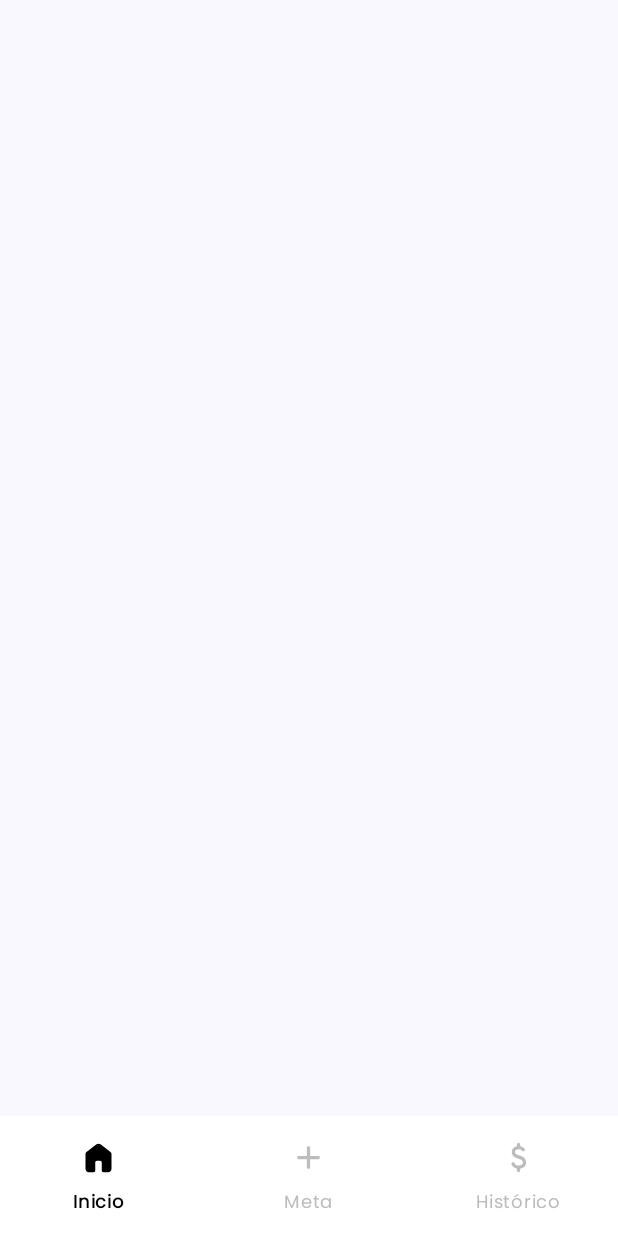
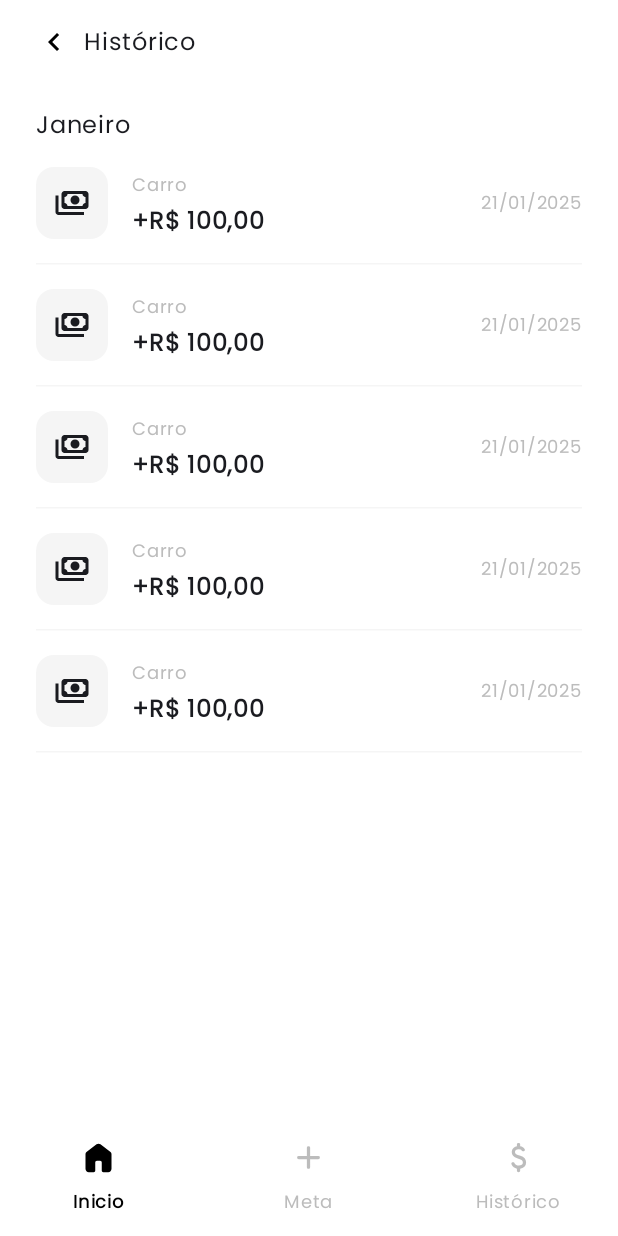
Before and after one commit to saracavalcante/fin-quest, an Android app built with Jetpack Compose: the HistoryScreen screen opened through its navigation route, on a phone screen of 412 x 824 dp. Before the commit the screen is almost empty. Run offline under Robolectric (Android 15) with nearby library versions, the phone set to English and light mode, and no system bars.

Commit message:
WIP - add history screen

```diff
--- /dev/null
+++ b/core/ui/src/main/res/drawable/ic_arrow_downward.xml
@@ -0,0 +1,9 @@
+<vector xmlns:android="http://schemas.android.com/apk/res/android"
+    android:width="24dp"
+    android:height="24dp"
+    android:viewportWidth="960"
+    android:viewportHeight="960">
+  <path
+      android:pathData="M440,160v487L216,423l-56,57 320,320 320,-320 -56,-57 -224,224v-487h-80Z"
+      android:fillColor="#5f6368"/>
+</vector>
--- /dev/null
+++ b/core/ui/src/main/res/drawable/ic_arrow_upward.xml
@@ -0,0 +1,9 @@
+<vector xmlns:android="http://schemas.android.com/apk/res/android"
+    android:width="24dp"
+    android:height="24dp"
+    android:viewportWidth="960"
+    android:viewportHeight="960">
+  <path
+      android:pathData="M440,800v-487L216,537l-56,-57 320,-320 320,320 -56,57 -224,-224v487h-80Z"
+      android:fillColor="#5f6368"/>
+</vector>
--- /dev/null
+++ b/core/ui/src/main/res/drawable/ic_payments.xml
@@ -0,0 +1,9 @@
+<vector xmlns:android="http://schemas.android.com/apk/res/android"
+    android:width="24dp"
+    android:height="24dp"
+    android:viewportWidth="960"
+    android:viewportHeight="960">
+  <path
+      android:pathData="M560,520q-50,0 -85,-35t-35,-85q0,-50 35,-85t85,-35q50,0 85,35t35,85q0,50 -35,85t-85,35ZM280,640q-33,0 -56.5,-23.5T200,560v-320q0,-33 23.5,-56.5T280,160h560q33,0 56.5,23.5T920,240v320q0,33 -23.5,56.5T840,640L280,640ZM360,560h400q0,-33 23.5,-56.5T840,480v-160q-33,0 -56.5,-23.5T760,240L360,240q0,33 -23.5,56.5T280,320v160q33,0 56.5,23.5T360,560ZM800,800L120,800q-33,0 -56.5,-23.5T40,720v-440h80v440h680v80ZM280,560v-320,320Z"
+      android:fillColor="#5f6368"/>
+</vector>
--- a/features/home/src/main/java/br/com/finquest/features/home/ui/history/HistoryScreen.kt
+++ b/features/home/src/main/java/br/com/finquest/features/home/ui/history/HistoryScreen.kt
@@ -1,9 +1,107 @@
 package br.com.finquest.features.home.ui.history
 
+import androidx.compose.foundation.background
+import androidx.compose.foundation.layout.Arrangement
+import androidx.compose.foundation.layout.Box
+import androidx.compose.foundation.layout.Column
+import androidx.compose.foundation.layout.Row
+import androidx.compose.foundation.layout.Spacer
+import androidx.compose.foundation.layout.fillMaxSize
+import androidx.compose.foundation.layout.fillMaxWidth
+import androidx.compose.foundation.layout.height
+import androidx.compose.foundation.layout.padding
+import androidx.compose.foundation.layout.width
+import androidx.compose.foundation.rememberScrollState
+import androidx.compose.foundation.shape.RoundedCornerShape
+import androidx.compose.foundation.verticalScroll
+import androidx.compose.material3.HorizontalDivider
+import androidx.compose.material3.Icon
+import androidx.compose.material3.Text
 import androidx.compose.runtime.Composable
+import androidx.compose.ui.Alignment
 import androidx.compose.ui.Modifier
+import androidx.compose.ui.graphics.Color
+import androidx.compose.ui.res.painterResource
+import androidx.compose.ui.text.font.FontWeight
+import androidx.compose.ui.tooling.preview.Preview
+import androidx.compose.ui.unit.dp
+import androidx.compose.ui.unit.sp
+import br.com.finquest.core.theme.FontFamily
+import br.com.finquest.core.ui.R
+import br.com.finquest.features.home.ui.components.TopAppBar
 
 @Composable
-fun HistoryScreen(modifier: Modifier = Modifier) {
-    // TODO: //
+fun HistoryScreen() {
+    Column(
+        modifier = Modifier
+            .fillMaxSize()
+            .background(Color.White)
+            .padding(horizontal = 24.dp)
+            .verticalScroll(rememberScrollState()),
+        verticalArrangement = Arrangement.spacedBy(16.dp)
+    ) {
+        TopAppBar(
+            modifier = Modifier.fillMaxWidth(),
+            text = "Histórico",
+            onBackClick = {}
+        )
+        Text(
+            text = "Janeiro",
+            fontFamily = FontFamily
+        )
+        repeat(5) {
+            HistoryItem()
+            HorizontalDivider(color = Color(0xFFF5F5F5))
+        }
+    }
 }
+
+@Composable
+fun HistoryItem(modifier: Modifier = Modifier) {
+    Row(
+        modifier = modifier.fillMaxWidth(),
+        verticalAlignment = Alignment.CenterVertically
+    ) {
+        Box(
+            modifier = Modifier
+                .background(
+                    Color(0xFFF5F5F5),
+                    RoundedCornerShape(12.dp)
+                )
+                .padding(12.dp),
+            contentAlignment = Alignment.Center
+        ) {
+            Icon(
+                painter = painterResource(R.drawable.ic_payments),
+                contentDescription = "",
+            )
+        }
+        Spacer(modifier = Modifier.width(16.dp))
+        Column {
+            Text(
+                text = "Carro",
+                fontFamily = FontFamily,
+                fontSize = 12.sp,
+                color = Color(0xFFBCBCBC)
+            )
+            Text(
+                text = "+R$ 100,00",
+                fontFamily = FontFamily,
+                fontWeight = FontWeight.SemiBold
+            )
+        }
+        Spacer(modifier = Modifier.weight(1f))
+        Text(
+            text = "21/01/2025",
+            fontFamily = FontFamily,
+            fontSize = 12.sp,
+            color = Color(0xFFBCBCBC)
+        )
+    }
+}
+
+@Preview
+@Composable
+private fun ScreenPreview() {
+    HistoryScreen()
+}
```
Also changed, not shown: 1 other file.
